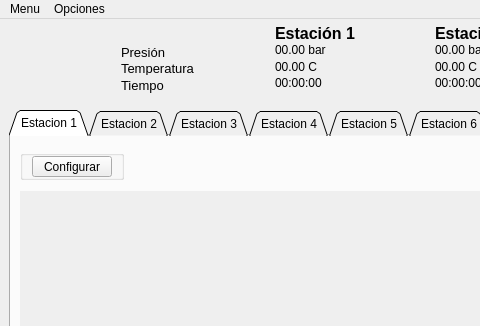
First picture: the form in components/datavisualizer.ui, repository eastanganelli/HoopTesting_DataCollector, before the edit; both pictures show x 0 to 480 and y 0 to 326 of the 1280 by 720 pixel window.
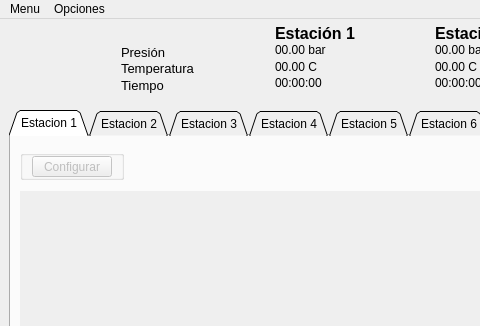
Second picture: the form after the edit. Icons and pictures are not drawn. Custom widgets are drawn as their Qt base class.

```diff
--- a/components/datavisualizer.ui
+++ b/components/datavisualizer.ui
@@ -938,7 +938,7 @@
            <item row="0" column="0">
             <widget class="QPushButton" name="btnEstConfig_1">
              <property name="enabled">
-              <bool>true</bool>
+              <bool>false</bool>
              </property>
              <property name="maximumSize">
               <size>
```
Left out of the diff: 10 changed lines with no effect on the pictures.
